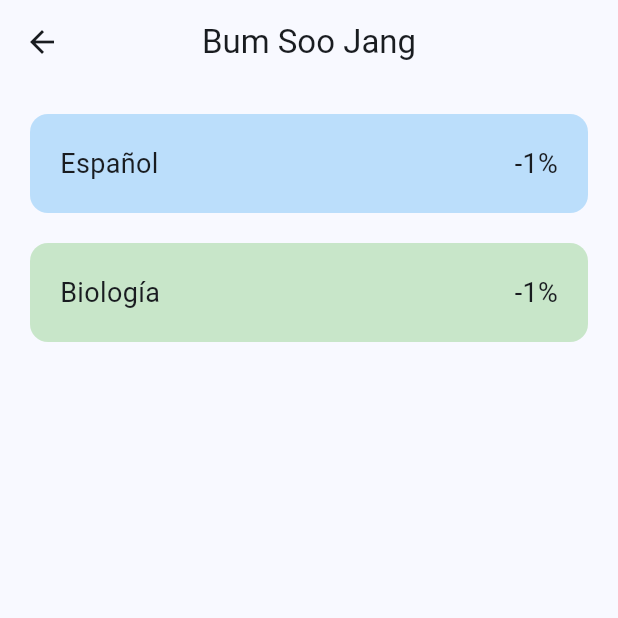
After one commit to bsjc1024/Hackpue2025, a Flutter app: the HomeScreen screen opened directly, on a phone screen of 412 x 824 dp, the top half of it. The commit adds this screen. Run offline on Flutter 3.47's test engine with Material 3 defaults, Android fonts, the phone set to English and light mode, and no system bars; our stand-ins replace google_fonts.

Commit message:
Ya basta

```diff
--- a/flutter_app/lib/providers/questions_provider.dart
+++ b/flutter_app/lib/providers/questions_provider.dart
@@ -159,5 +159,6 @@ class QuestionsProvider with ChangeNotifier {
     }
 
     notifyListeners();
+
   }
 }
--- /dev/null
+++ b/flutter_app/lib/screens/Home Screen.dart
@@ -0,0 +1,61 @@
+import 'package:flutter/material.dart';
+
+class HomeScreen extends StatelessWidget {
+  const HomeScreen({super.key});
+
+  @override
+  Widget build(BuildContext context) {
+    return Scaffold(
+      appBar: AppBar(
+        title: const Text("Bum Soo Jang"),
+        centerTitle: true,
+      ),
+      body: Padding(
+        padding: const EdgeInsets.all(20.0),
+        child: Column(
+          children: [
+            GestureDetector(
+              onTap: () {
+                Navigator.pushNamed(context, '/espanol');
+              },
+              child: Container(
+                padding: const EdgeInsets.all(20),
+                margin: const EdgeInsets.only(bottom: 20),
+                decoration: BoxDecoration(
+                  color: Colors.blue[100],
+                  borderRadius: BorderRadius.circular(12),
+                ),
+                child: const Row(
+                  mainAxisAlignment: MainAxisAlignment.spaceBetween,
+                  children: [
+                    Text("Español", style: TextStyle(fontSize: 18)),
+                    Text("-1%", style: TextStyle(fontSize: 18)),
+                  ],
+                ),
+              ),
+            ),
+            GestureDetector(
+              onTap: () {
+                Navigator.pushNamed(context, '/biologia');
+              },
+              child: Container(
+                padding: const EdgeInsets.all(20),
+                decoration: BoxDecoration(
+                  color: Colors.green[100],
+                  borderRadius: BorderRadius.circular(12),
+                ),
+                child: const Row(
+                  mainAxisAlignment: MainAxisAlignment.spaceBetween,
+                  children: [
+                    Text("Biología", style: TextStyle(fontSize: 18)),
+                    Text("-1%", style: TextStyle(fontSize: 18)),
+                  ],
+                ),
+              ),
+            ),
+          ],
+        ),
+      ),
+    );
+  }
+}
--- a/flutter_app/lib/screens/disponibilidad_screen.dart
+++ b/flutter_app/lib/screens/disponibilidad_screen.dart
@@ -27,6 +27,8 @@ class _DisponibilidadScreenState extends State<DisponibilidadScreen> {
       dias: int.tryParse(diasController.text) ?? 0,
       horas: int.tryParse(horasController.text) ?? 0,
     );
+
+    print(questionsProvider.formData); // Debug print to check data
 
     // Validate that all fields are filled
     if (!questionsProvider.isFormComplete) {
--- a/flutter_app/lib/screens/exam_ubication.dart
+++ b/flutter_app/lib/screens/exam_ubication.dart
@@ -1,3 +1,5 @@
+import 'package:provider/provider.dart';
+import '../providers/questions_provider.dart';
 import 'package:google_fonts/google_fonts.dart';
 import 'package:flutter/material.dart';
 
@@ -331,6 +333,12 @@ class ResultadoScreen extends StatelessWidget {
     double porcentajeBiologia = (correctasBiologia / 6) * 100;
     double porcentajeEspanol = (correctasEspanol / 6) * 100;
 
+  final questionsProvider = Provider.of<QuestionsProvider>(context, listen: false);
+  questionsProvider.setSkillLevelsFromExam(porcentajeEspanol, porcentajeBiologia);
+
+
+    print(questionsProvider.formData);
+
     return Scaffold(
       backgroundColor: const Color(0xFF1B475D),
       body: Center(
@@ -415,6 +423,11 @@ class ResultadoScreen extends StatelessWidget {
                   color: const Color(0xFFFAD564),
                 ),
               ),
+              ElevatedButton(
+              onPressed: () {
+                Navigator.pushNamed(context, '/home');
+              },
+              child: const Text("Iniciar"))
             ],
           ),
         ),
```
